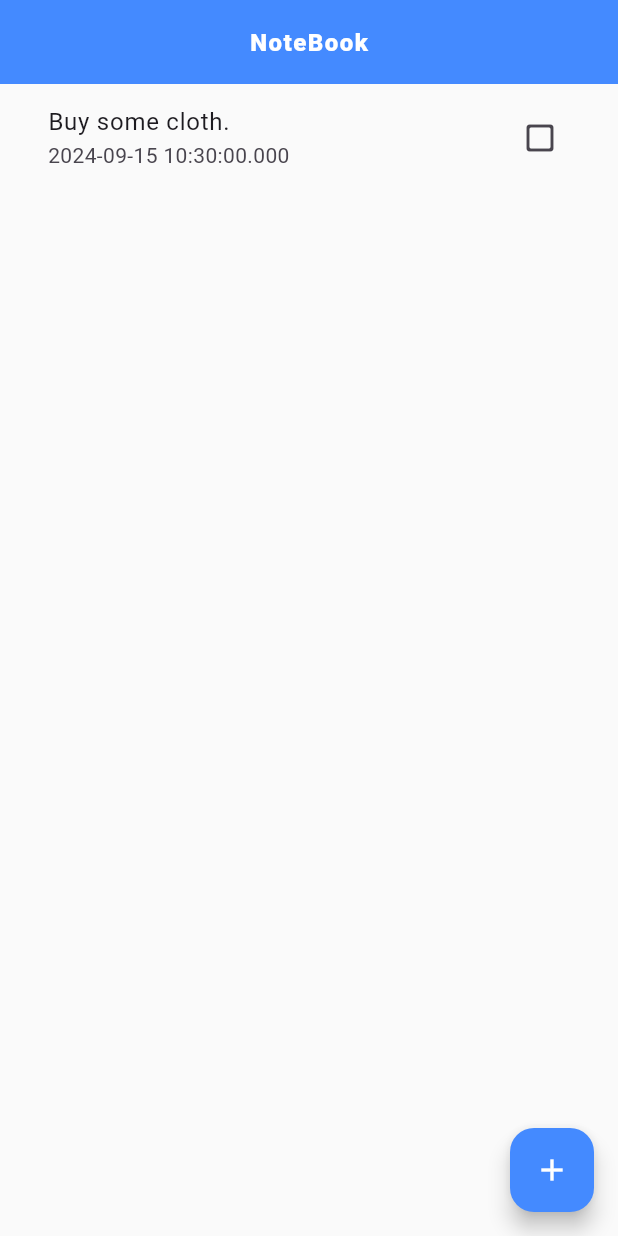
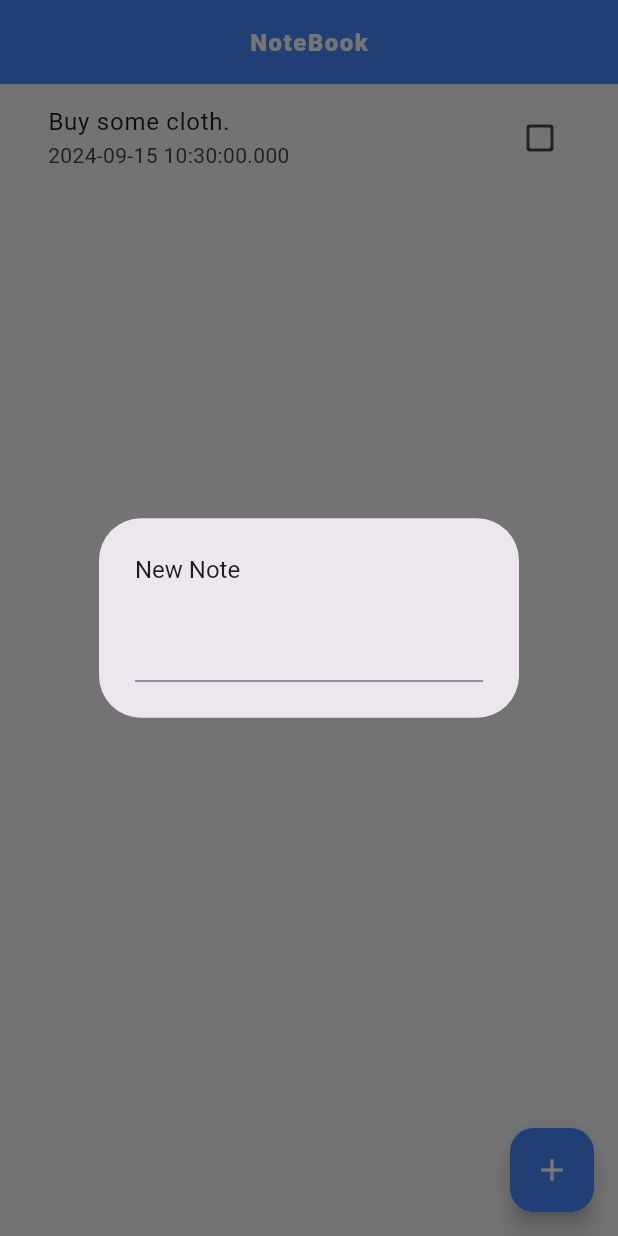
Before and after one commit to mhebd/notebook, a Flutter app: the screen it shows after launch, after a tap on the "add" icon, on a phone screen of 412 x 824 dp. Run offline on Flutter 3.47's test engine with Material 3 defaults, Android fonts, the phone set to English and light mode, and no system bars.

Commit message:
note model created

```diff
--- /dev/null
+++ b/lib/models/note.dart
@@ -0,0 +1,31 @@
+class Note {
+  String content;
+  DateTime date;
+  bool done;
+  bool argent;
+
+  Note({
+    required this.content,
+    required this.date,
+    required this.done,
+    required this.argent,
+  });
+
+  factory Note.fromMap(Map note) {
+    return Note(
+      content: note['content'],
+      date: note['date'],
+      done: note['done'],
+      argent: note['argent'],
+    );
+  }
+
+  Map toMap() {
+    return {
+      "content": content,
+      "date": date,
+      "done": done,
+      "argent": argent,
+    };
+  }
+}
--- a/lib/pages/home_page.dart
+++ b/lib/pages/home_page.dart
@@ -52,10 +52,29 @@ class _HomePageState extends State<HomePage> {
   // Bottom add note floatingActionButton
   Widget _addNoteButton() {
     return FloatingActionButton(
-      onPressed: () {},
+      onPressed: _addNoteModal,
       backgroundColor: Colors.blueAccent,
       clipBehavior: Clip.none,
       child: const Icon(Icons.add, color: Colors.white),
     );
   }
+
+  // Add note modal
+  void _addNoteModal() {
+    showDialog(
+      context: context,
+      builder: (BuildContext context) {
+        return const AlertDialog(
+          title: Text(
+            'New Note',
+            style: TextStyle(
+              fontSize: 16,
+            ),
+          ),
+          clipBehavior: Clip.none,
+          content: TextField(),
+        );
+      },
+    );
+  }
 }
--- a/pubspec.yaml
+++ b/pubspec.yaml
@@ -35,6 +35,8 @@ dependencies:
   # The following adds the Cupertino Icons font to your application.
   # Use with the CupertinoIcons class for iOS style icons.
   cupertino_icons: ^1.0.8
+  hive: ^2.2.3
+  hive_flutter: ^1.1.0
 
 dev_dependencies:
   flutter_test:
```
Also changed, not shown: pubspec.lock, 1 other file.
